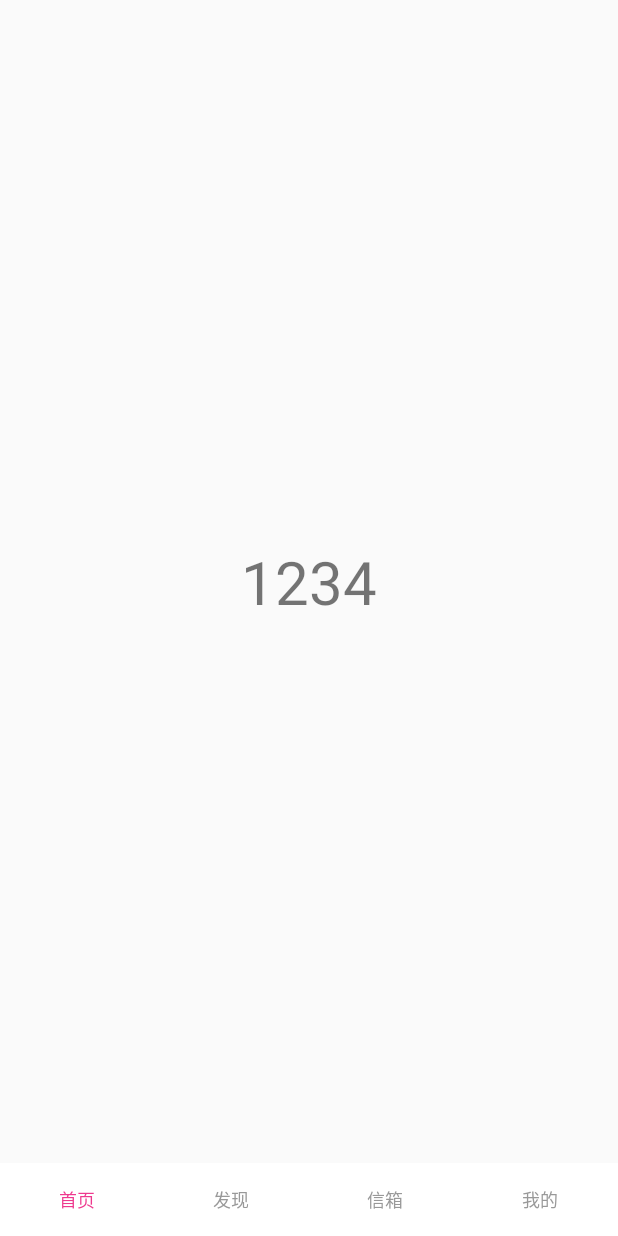
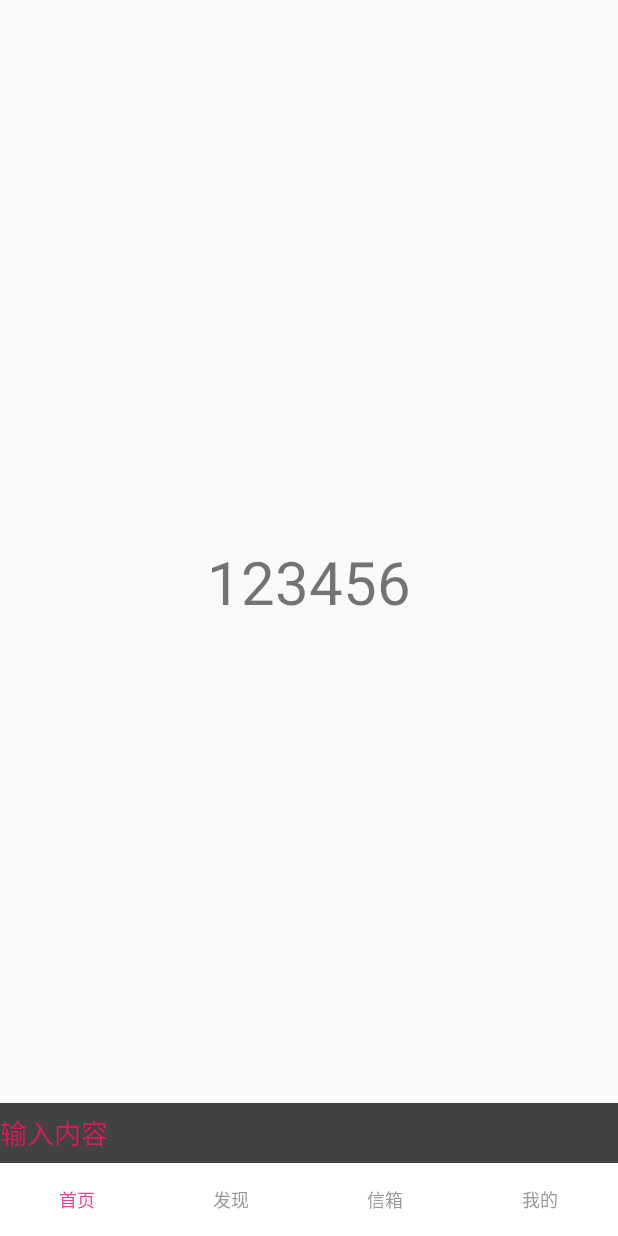
Before and after one commit to snn-hp/GetAppInfo, an Android app: the fragment MailboxFragment placed in its activity, on a phone screen of 412 x 824 dp. Run offline under Robolectric (Android 15) with nearby library versions, the phone set to English and light mode, and no system bars; pictures from the network do not load.

```diff
--- a/appinfo/build.gradle
+++ b/appinfo/build.gradle
@@ -7,7 +7,7 @@ android {
     buildToolsVersion "29.0.0"
     defaultConfig {
         applicationId "com.yumu.appinfo"
-        minSdkVersion 15
+        minSdkVersion 17
         targetSdkVersion 29
         versionCode 1
         versionName "1.0"
--- a/appinfo/src/main/java/com/yumu/appinfo/fragment/HomeFragment.java
+++ b/appinfo/src/main/java/com/yumu/appinfo/fragment/HomeFragment.java
@@ -85,7 +85,7 @@ public class HomeFragment extends BaseFragment {
     /**
      * 恢复显示: 顶部和底部view,上拉过程中 隐藏view，期间左右滑动viewpager 恢复导航栏 和 tablayout
      */
-    public void reSetView() {
+    public void resetView() {
         sendBroadcast(true);
         expandAppBar();
     }
@@ -93,7 +93,7 @@ public class HomeFragment extends BaseFragment {
     OnTabSelectListener onTabSelectListener = new OnTabSelectListener() {
         @Override
         public void onTabSelect(int position) {
-            reSetView();
+            resetView();
         }
 
         @Override
@@ -110,7 +110,7 @@ public class HomeFragment extends BaseFragment {
 
         @Override
         public void onPageSelected(int position) {
-            reSetView();
+            resetView();
         }
 
         @Override
--- a/appinfo/src/main/java/com/yumu/appinfo/fragment/MailboxFragment.java
+++ b/appinfo/src/main/java/com/yumu/appinfo/fragment/MailboxFragment.java
@@ -1,26 +1,36 @@
 package com.yumu.appinfo.fragment;
 
 import android.os.Bundle;
+import android.util.Log;
+import android.view.KeyEvent;
 import android.view.LayoutInflater;
 import android.view.View;
 import android.view.ViewGroup;
+import android.view.animation.Animation;
+import android.view.animation.AnimationSet;
+import android.view.animation.AnimationUtils;
+import android.view.animation.ScaleAnimation;
+import android.view.animation.TranslateAnimation;
+import android.view.inputmethod.EditorInfo;
+import android.widget.EditText;
 import android.widget.TextView;
 
 import androidx.annotation.Nullable;
 import androidx.fragment.app.Fragment;
 
 import com.yumu.appinfo.R;
-
-
+import com.yumu.appinfo.utils.DisplayHelper;
+import com.yumu.appinfo.utils.StatusBarHelper;
 
 
 public class MailboxFragment extends Fragment {
-    public static String NAME = "NAME";
+
+    private EditText etSendMsg;
+    private TextView tv_anim_view;
 
     @Nullable
     @Override
-    public View onCreateView(LayoutInflater inflater, @Nullable ViewGroup container,
-                             @Nullable Bundle savedInstanceState) {
+    public View onCreateView(LayoutInflater inflater, @Nullable ViewGroup container, @Nullable Bundle savedInstanceState) {
         View v = View.inflate(getContext(), R.layout.fragment_holder, null);
         return v;
     }
@@ -28,16 +38,64 @@ public class MailboxFragment extends Fragment {
     @Override
     public void onViewCreated(View view, @Nullable Bundle savedInstanceState) {
         super.onViewCreated(view, savedInstanceState);
-
-        TextView textView = (TextView) view.findViewById(R.id.text);
-        textView.setText("1234");
+        tv_anim_view = view.findViewById(R.id.tv_anim_view);
+        etSendMsg = view.findViewById(R.id.et_sendmsg);
+        addViewAction();
     }
 
-    public static MailboxFragment newInstance(String text) {
-        Bundle args = new Bundle();
-        args.putString(NAME, text);
-        MailboxFragment fragment = new MailboxFragment();
-        fragment.setArguments(args);
-        return fragment;
+    private void addViewAction() {
+        etSendMsg.setOnEditorActionListener(onEditorActionListener);
     }
+
+    TextView.OnEditorActionListener onEditorActionListener = new TextView.OnEditorActionListener() {
+        @Override
+        public boolean onEditorAction(TextView textView, int actionId, KeyEvent keyEvent) {
+            if (actionId == EditorInfo.IME_ACTION_DONE || actionId == EditorInfo.IME_ACTION_NEXT || actionId == EditorInfo.IME_ACTION_SEND || actionId == EditorInfo.IME_ACTION_GO) {
+                //todo 触发动画
+                startViewAnim(tv_anim_view);
+            }
+            return false;
+        }
+    };
+
+
+    public void startViewAnim(View view) {
+        //动画集合
+        AnimationSet animationSet = new AnimationSet(true);
+        animationSet.setDuration(2000);
+
+        //平移动画
+        TranslateAnimation translateAnimation = new TranslateAnimation(0, 0, 0, -StatusBarHelper.getScreenHeight(getActivity()) / 2);
+        translateAnimation.setDuration(2000);
+//        view.startAnimation(translateAnimation);
+        animationSet.addAnimation(translateAnimation);
+
+        Animation animation = AnimationUtils.loadAnimation(getActivity(), R.anim.scale_anim);
+        animationSet.addAnimation(animation);
+        //缩放动画
+//        ScaleAnimation scalanimation = new ScaleAnimation(1, 1, 0, 1f, Animation.RELATIVE_TO_SELF, 0.5f, Animation.RELATIVE_TO_SELF, 0.5f);
+//        animation.setDuration(2000);
+////        view.startAnimation(animationSet);
+//        animationSet.addAnimation(scalanimation);
+
+        view.startAnimation(animationSet);
+
+        animationSet.setAnimationListener(new Animation.AnimationListener() {
+            @Override
+            public void onAnimationStart(Animation animation) {
+                view.setVisibility(View.VISIBLE);
+            }
+
+            @Override
+            public void onAnimationEnd(Animation animation) {
+                view.setVisibility(View.GONE);
+            }
+
+            @Override
+            public void onAnimationRepeat(Animation animation) {
+
+            }
+        });
+    }
+
 }
--- /dev/null
+++ b/appinfo/src/main/res/anim/scale_anim.xml
@@ -0,0 +1,17 @@
+<?xml version="1.0" encoding="utf-8"?>
+<set xmlns:android="http://schemas.android.com/apk/res/android">
+    <scale
+        android:duration="1000"
+        android:fillAfter="true"
+        android:fillBefore="true"
+        android:fromXScale="1.0"
+        android:fromYScale="0.0"
+        android:interpolator="@android:anim/linear_interpolator"
+        android:pivotX="50%"
+        android:pivotY="50%"
+        android:repeatCount="-1"
+        android:repeatMode="reverse"
+        android:startOffset="1000"
+        android:toXScale="1.0"
+        android:toYScale="1.0" />
+</set>
--- a/appinfo/src/main/res/layout/activity_get_app_info.xml
+++ b/appinfo/src/main/res/layout/activity_get_app_info.xml
@@ -4,7 +4,7 @@
     xmlns:tools="http://schemas.android.com/tools"
     android:layout_width="match_parent"
     android:layout_height="match_parent"
-    tools:context=".activity.MainActivity">
+    tools:context=".activity.GetAppInfoActivity">
 
     <TextView
         android:id="@+id/tv_get_info"
--- a/appinfo/src/main/res/layout/fragment_holder.xml
+++ b/appinfo/src/main/res/layout/fragment_holder.xml
@@ -1,13 +1,40 @@
 <?xml version="1.0" encoding="utf-8"?>
-<LinearLayout xmlns:android="http://schemas.android.com/apk/res/android"
+<RelativeLayout xmlns:android="http://schemas.android.com/apk/res/android"
     android:layout_width="match_parent"
     android:layout_height="match_parent"
     android:orientation="vertical">
 
+    <EditText
+        android:id="@+id/et_sendmsg"
+        android:layout_width="match_parent"
+        android:layout_height="40dp"
+        android:layout_alignParentBottom="true"
+        android:background="@color/cardview_dark_background"
+        android:hint="输入内容"
+        android:imeOptions="actionSend"
+        android:singleLine="true"
+        android:textColor="#ffffff"
+        android:textColorHint="@color/colorAccent" />
+
     <TextView
         android:id="@+id/text"
-        android:layout_width="match_parent"
-        android:layout_height="match_parent"
+        android:layout_width="wrap_content"
+        android:layout_height="wrap_content"
+        android:layout_centerInParent="true"
         android:gravity="center"
+        android:text="123456"
         android:textSize="40sp" />
-</LinearLayout>
+
+    <TextView
+        android:id="@+id/tv_anim_view"
+        android:layout_width="wrap_content"
+        android:layout_height="wrap_content"
+        android:layout_above="@+id/et_sendmsg"
+        android:layout_centerHorizontal="true"
+        android:drawableLeft="@mipmap/icon_add"
+        android:drawableRight="@mipmap/icon_diamond"
+        android:gravity="center"
+        android:text="123456"
+        android:textSize="15sp"
+        android:visibility="gone" />
+</RelativeLayout>
```
Also changed, not shown: appinfo/src/main/res/layout/activity_main.xml (+50 -17 lines), appinfo/src/main/res/mipmap-xhdpi/icon_add.png (added), appinfo/src/main/res/mipmap-xhdpi/icon_diamond.png (added).
